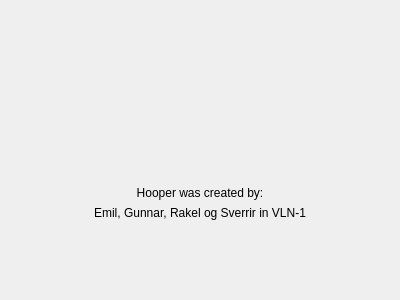
Above: hoopergui/about_widget.ui from VLN1-15-30/fall-project before the change. Below: the same form after it.
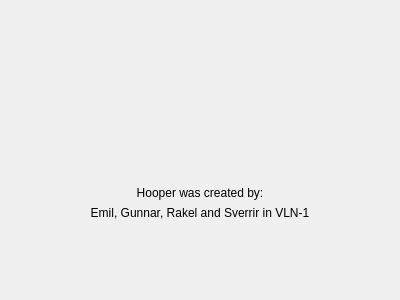
That is the form after the change. Icons and pictures are not drawn.

```diff
--- a/hoopergui/about_widget.ui
+++ b/hoopergui/about_widget.ui
@@ -83,7 +83,7 @@
    <item>
     <widget class="QLabel" name="label_authors">
      <property name="text">
-      <string>Emil, Gunnar, Rakel og Sverrir in VLN-1</string>
+      <string>Emil, Gunnar, Rakel and Sverrir in VLN-1</string>
      </property>
      <property name="alignment">
       <set>Qt::AlignCenter</set>
```
